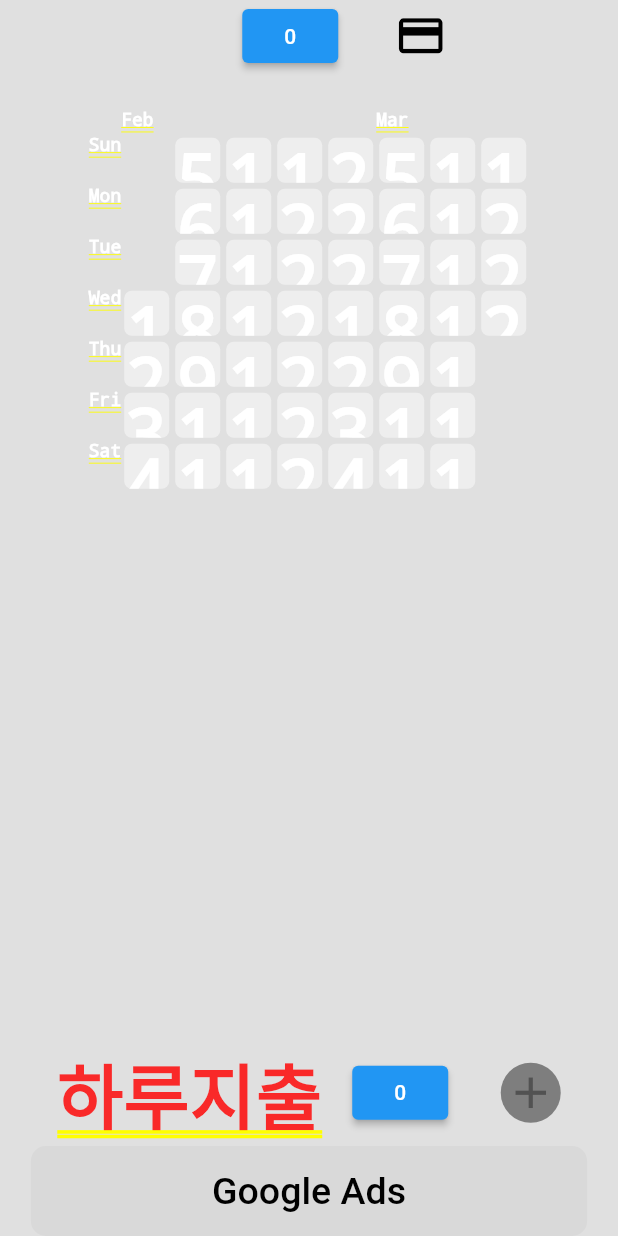
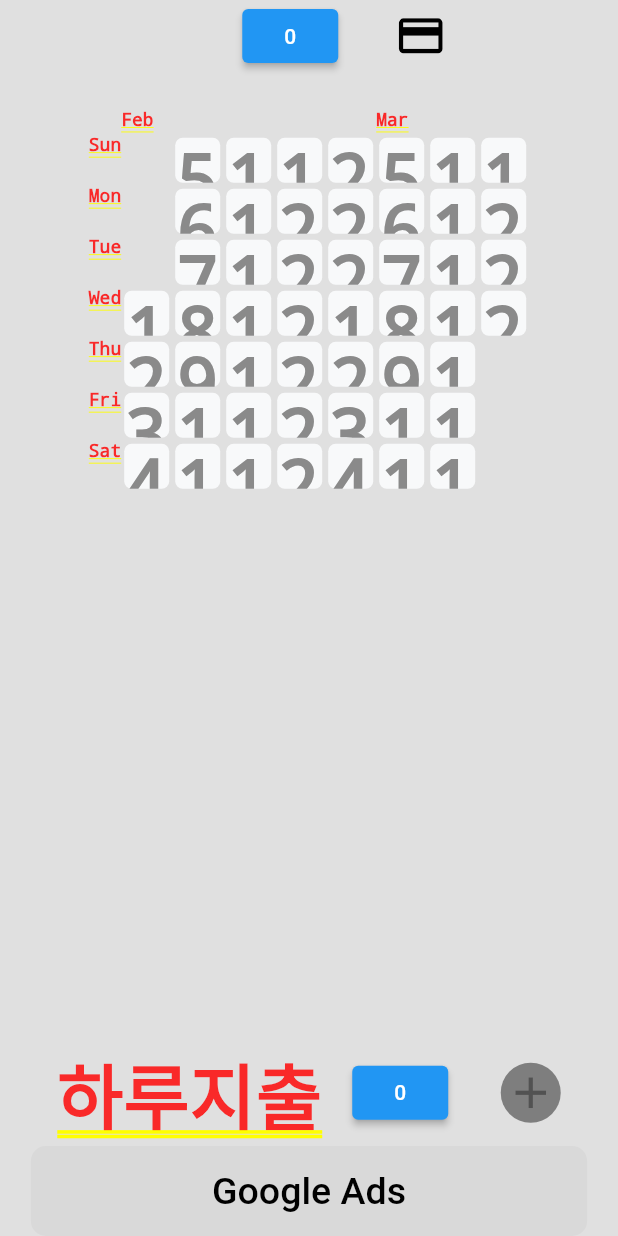
Before and after one commit to GeonwooVincentKim/flutter_custom_widgets, a Flutter app: the HomePage screen opened directly, on a phone screen of 412 x 824 dp. Run offline on Flutter 3.47's test engine with Material 2 defaults, Android fonts, the phone set to English and light mode, and no system bars; drawn by our look-alikes of flutter_heatmap_calendar; our stand-ins replace flutter_slidable, get, hive, hive_flutter; accounts and stored records are empty.

Commit message:
[Update] - Delete defaultColor and textColor

```diff
--- a/lib/hive/hive_heatmap/widgets/month_summary.dart
+++ b/lib/hive/hive_heatmap/widgets/month_summary.dart
@@ -22,8 +22,6 @@ class MonthlySummary extends StatelessWidget {
         endDate: DateTime.now().add(Duration(days: 40)),
         datasets: datasets,
         colorMode: ColorMode.color,
-        defaultColor: Colors.grey[200],
-        textColor: Colors.white,
         showColorTip: false,
         showText: true,
         scrollable: true,
```
